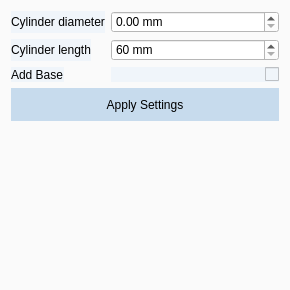
Qt form src/windows/ui/cylinder_view.ui (brachify/brachify) before a commit.
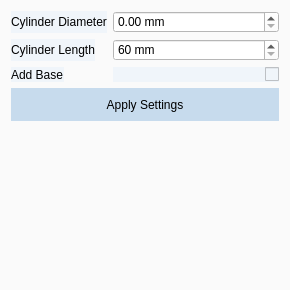
The same form after that commit.

Commit message: Popup put in to verify user wants angle ofimported tandem updated, window icons put on pop ups, few letter capitalized in UI in cylinder and channels view.

The edit to the form file:
```diff
--- a/src/windows/ui/cylinder_view.ui
+++ b/src/windows/ui/cylinder_view.ui
@@ -43,7 +43,7 @@
         <string notr="true">background-color: rgb(240, 245, 250);</string>
        </property>
        <property name="text">
-        <string>Cylinder diameter</string>
+        <string>Cylinder Diameter</string>
        </property>
        <property name="buddy">
         <cstring>spinbox_diameter</cstring>
@@ -78,7 +78,7 @@
         <string notr="true">background-color: rgb(240, 245, 250);</string>
        </property>
        <property name="text">
-        <string>Cylinder length</string>
+        <string>Cylinder Length</string>
        </property>
        <property name="buddy">
         <cstring>spinbox_length</cstring>
```
The commit also changes 5 other files.
